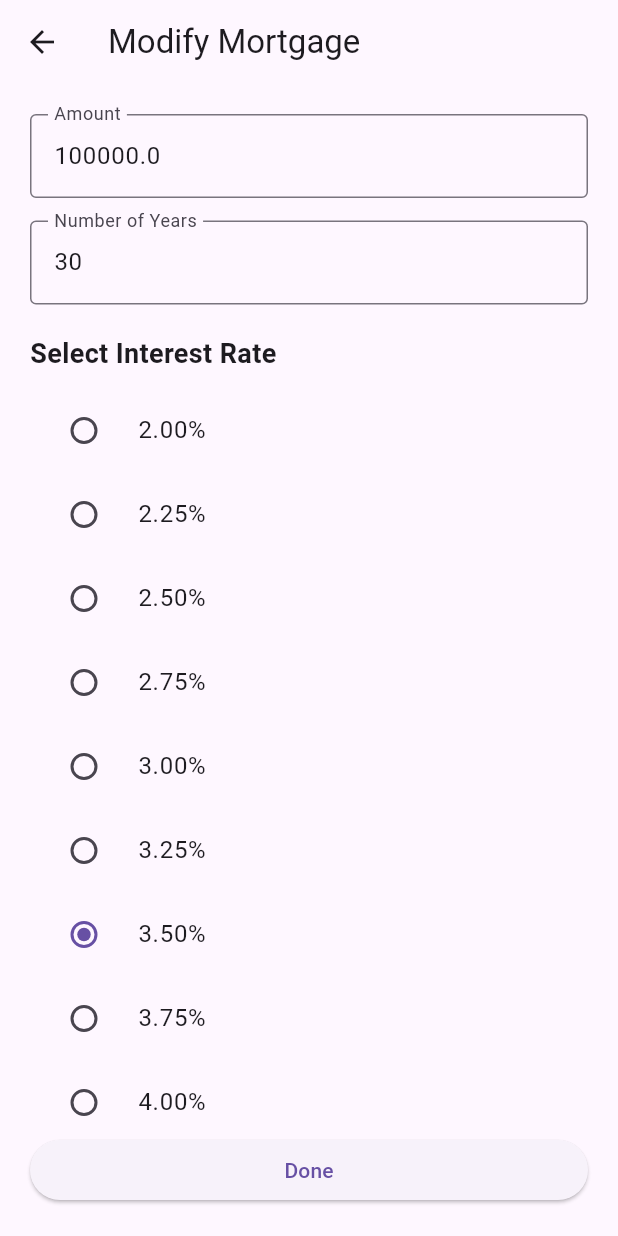
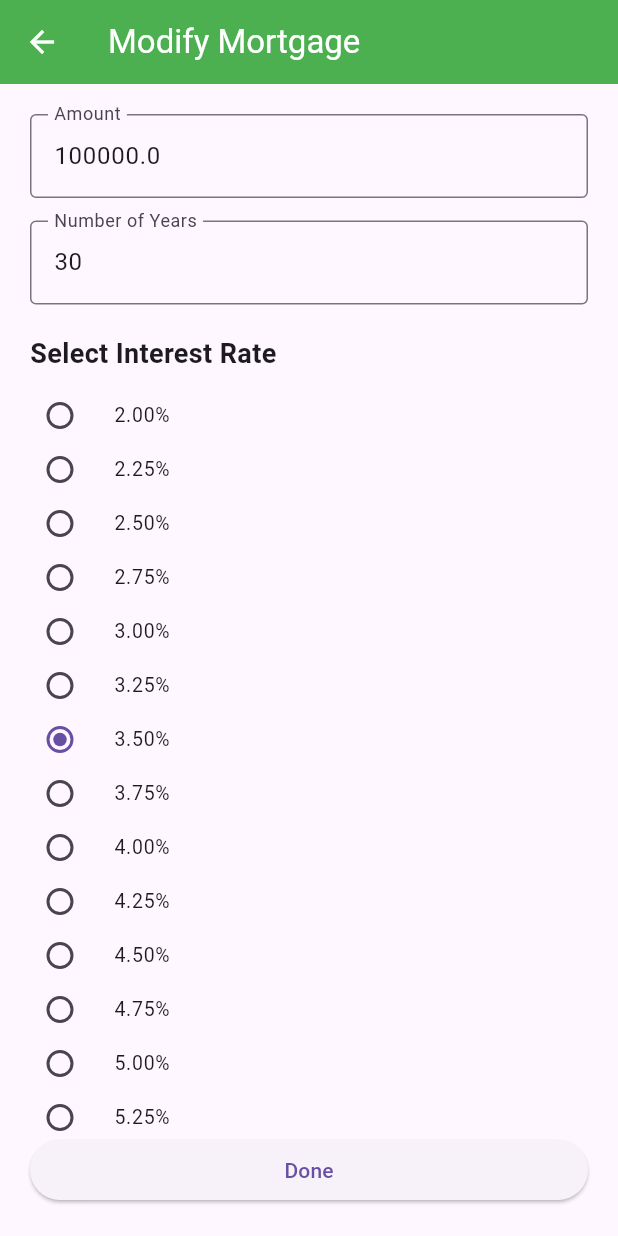
Before and after one commit to gemmatruong/CECS-453, a Flutter app: the screen it shows after launch, after a tap on "Modify", on a phone screen of 412 x 824 dp. Run offline on Flutter 3.47's test engine with Material 3 defaults, Android fonts, the phone set to English and light mode, and no system bars.

Commit message:
Update main.dart

```diff
--- a/assignment_4_mortage_calculator/lib/main.dart
+++ b/assignment_4_mortage_calculator/lib/main.dart
@@ -1,5 +1,5 @@
+import 'dart:math';
 import 'package:flutter/material.dart';
-import 'dart:math';
 
 void main() {
   runApp(const MortgageApp());
@@ -18,11 +18,10 @@ class MortgageApp extends StatelessWidget {
   }
 }
 
-// Model class
 class Mortgage {
   double amount = 100000;
   int years = 30;
-  double rate = 0.035; // 3.5%
+  double rate = 0.035;
 
   double monthlyPayment() {
     int numberOfPayments = years * 12;
@@ -37,7 +36,10 @@ class Mortgage {
 
     double monthlyRate = rate / 12;
 
-    return amount * monthlyRate / (1 - (1 / pow(1 + monthlyRate, numberOfPayments)));
+    double power =
+    pow(1 + monthlyRate, numberOfPayments).toDouble();
+
+    return amount * monthlyRate / (1 - (1 / power));
   }
 
   double totalPayment() {
@@ -118,7 +120,8 @@ class _MortgageHomePageState extends State<MortgageHomePage> {
     return Scaffold(
       appBar: AppBar(
         title: const Text('Mortgage Calculator'),
-        backgroundColor: Colors.green[100],
+        backgroundColor: Colors.green,
+        foregroundColor: Colors.white,
       ),
       body: Padding(
         padding: const EdgeInsets.all(20),
@@ -258,6 +261,8 @@ class _ModifyScreenState extends State<ModifyScreen> {
     return Scaffold(
       appBar: AppBar(
         title: const Text('Modify Mortgage'),
+        backgroundColor: Colors.green,
+        foregroundColor: Colors.white,
       ),
       body: Padding(
         padding: const EdgeInsets.all(20),
@@ -304,6 +309,12 @@ class _ModifyScreenState extends State<ModifyScreen> {
                   double rateDecimal = ratePercent / 100;
 
                   return RadioListTile<double>(
+                    contentPadding: EdgeInsets.zero,
+                    dense: true,
+                    visualDensity:
+                    const VisualDensity(vertical: -3),
+                    materialTapTargetSize:
+                    MaterialTapTargetSize.shrinkWrap,
                     title: Text(
                       '${ratePercent.toStringAsFixed(2)}%',
                     ),
```
